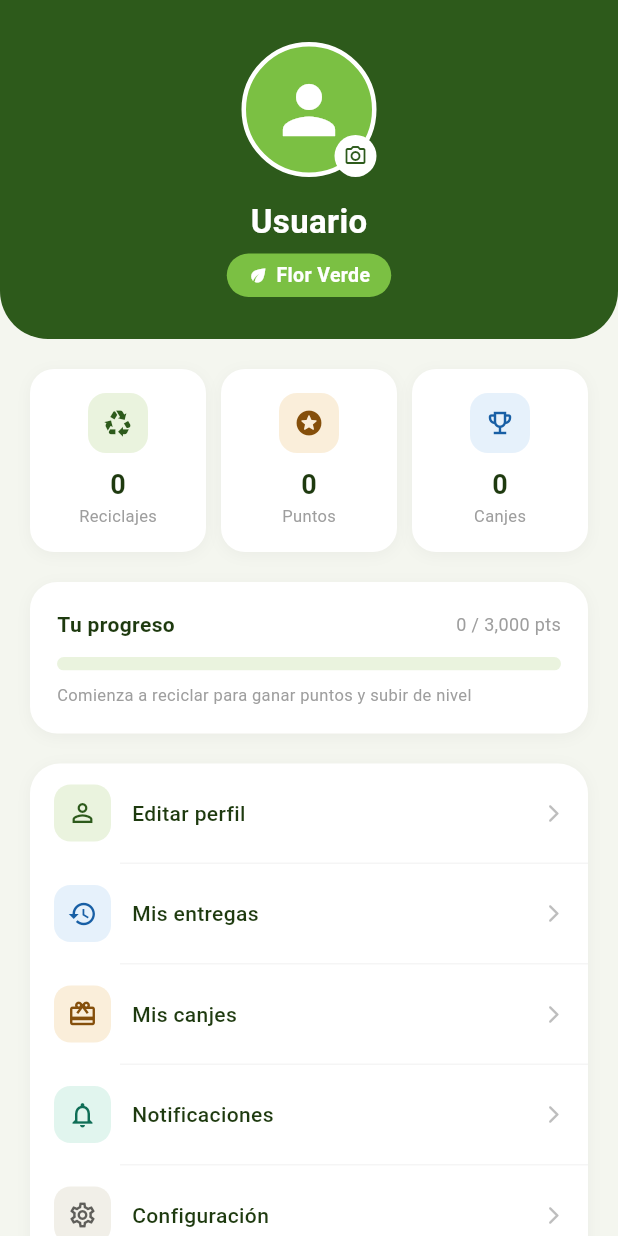
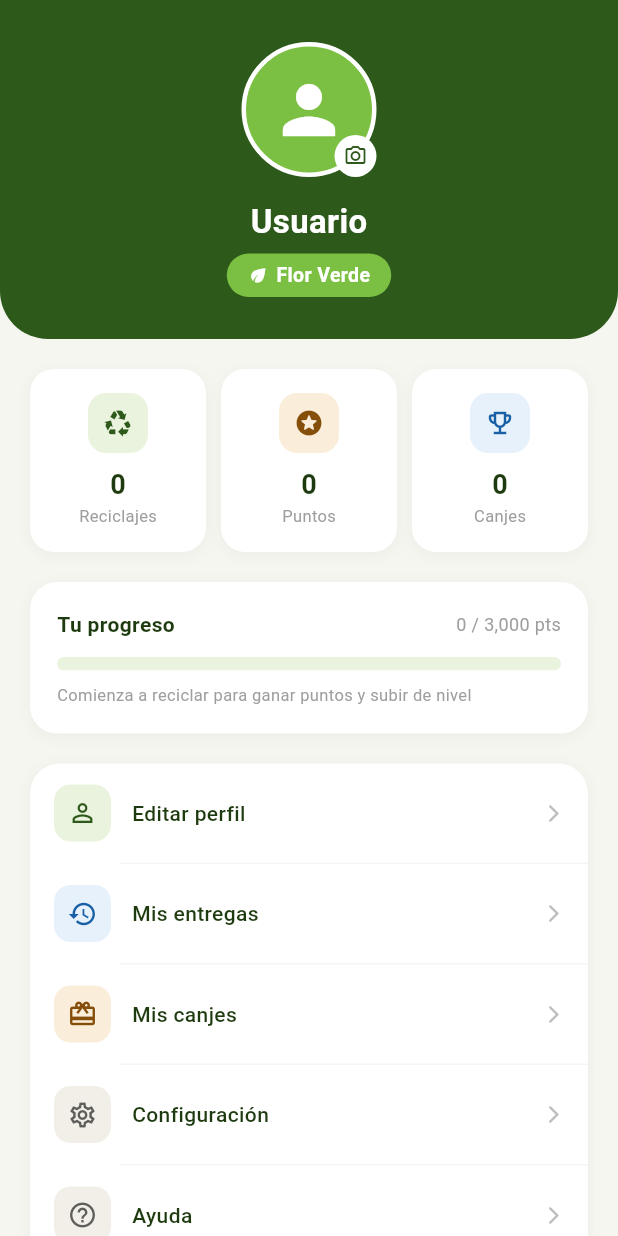
Before and after one commit to escobar1003/RP_movil, a Flutter app: the PerfilScreen screen opened directly, on a phone screen of 412 x 824 dp. Run offline on Flutter 3.47's test engine with Material 3 defaults, Android fonts, the phone set to English and light mode, and no system bars; our stand-ins replace bootstrap_icons, camera, flutter_map, geolocator, image_picker, latlong2 and 1 more; accounts and stored records are empty; network calls fail.

Commit message:
notificacion

```diff
--- /dev/null
+++ b/devtools_options.yaml
@@ -0,0 +1,3 @@
+description: This file stores settings for Dart & Flutter DevTools.
+documentation: https://docs.flutter.dev/tools/devtools/extensions#configure-extension-enablement-states
+extensions:
--- a/lib/screens/perfil_screen.dart
+++ b/lib/screens/perfil_screen.dart
@@ -387,18 +387,6 @@ class _PerfilScreenState extends State<PerfilScreen> {
           Divider(height: 1, color: Colors.grey.withOpacity(0.1), indent: 60),
 
           _buildMenuRow(
-            icon: Icons.notifications_outlined,
-            label: 'Notificaciones',
-            color: const Color(0xFF0F6E56),
-            bg: const Color(0xFFE1F5EE),
-            onTap: () => Navigator.push(
-              context,
-              MaterialPageRoute(builder: (_) => const NotificacionesScreen()),
-            ),
-          ),
-          Divider(height: 1, color: Colors.grey.withOpacity(0.1), indent: 60),
-
-          _buildMenuRow(
             icon: Icons.settings_outlined,
             label: 'Configuración',
             color: const Color(0xFF5F5E5A),
--- a/lib/screens/reciclar_screen.dart
+++ b/lib/screens/reciclar_screen.dart
@@ -66,10 +66,10 @@ class _ReciclarScreenState extends State<ReciclarScreen> {
       }
     } catch (e) {
       debugPrint('Error cámara: $e');
-      if (mounted) setState(() {
+      if (mounted) setState((){
         _errorCamara = true;
         _mensajeErrorCamara = 'Error al iniciar la cámara.\nAsegúrate de haber otorgado permisos de cámara en Ajustes > Aplicaciones > recycling_points > Permisos.\n\nError: $e';
-      });
+       });
     }
   }
 
@@ -93,7 +93,7 @@ class _ReciclarScreenState extends State<ReciclarScreen> {
       setState(() => _rutaImagenLocal = foto.path);
 
       const ipServidor = '192.168.1.12';
-      final url = Uri.parse('http://$ipServidor:3333/api/detectar-material');
+      final url = Uri.parse('https://backend-rp-arreglado-n8p8.onrender.com/api/detectar-material');
 
       final request = http.MultipartRequest('POST', url);
       request.files.add(await http.MultipartFile.fromPath('image', foto.path));
```
Also changed, not shown: lib/screens/home.dart (+20 -0 lines).
